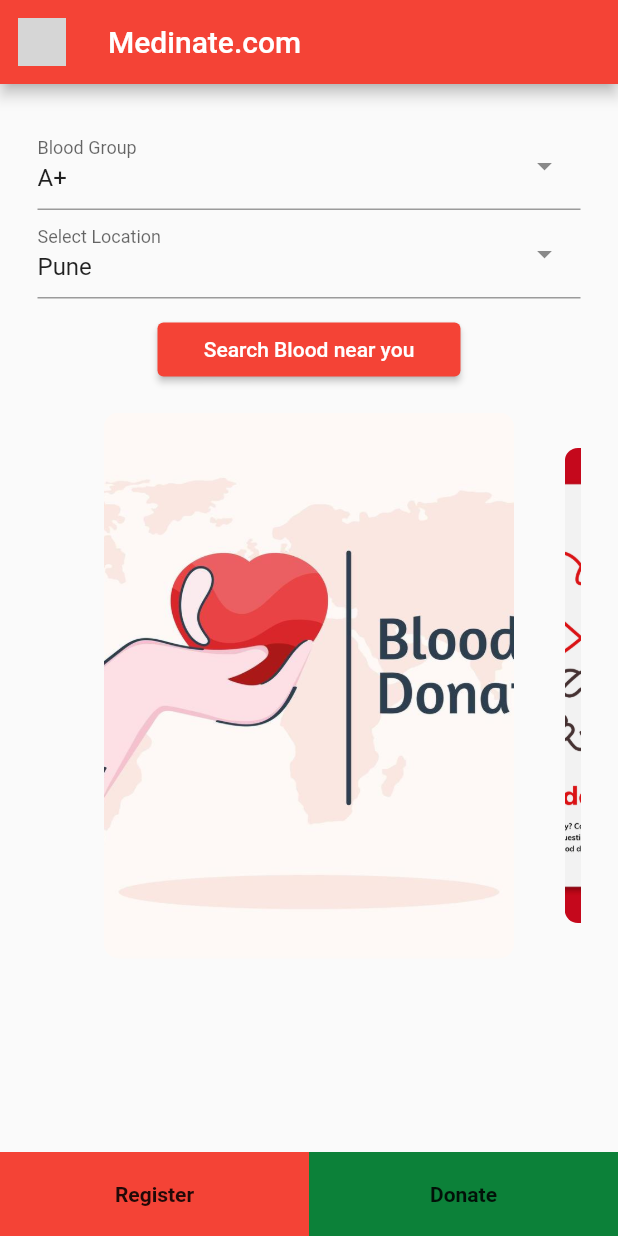
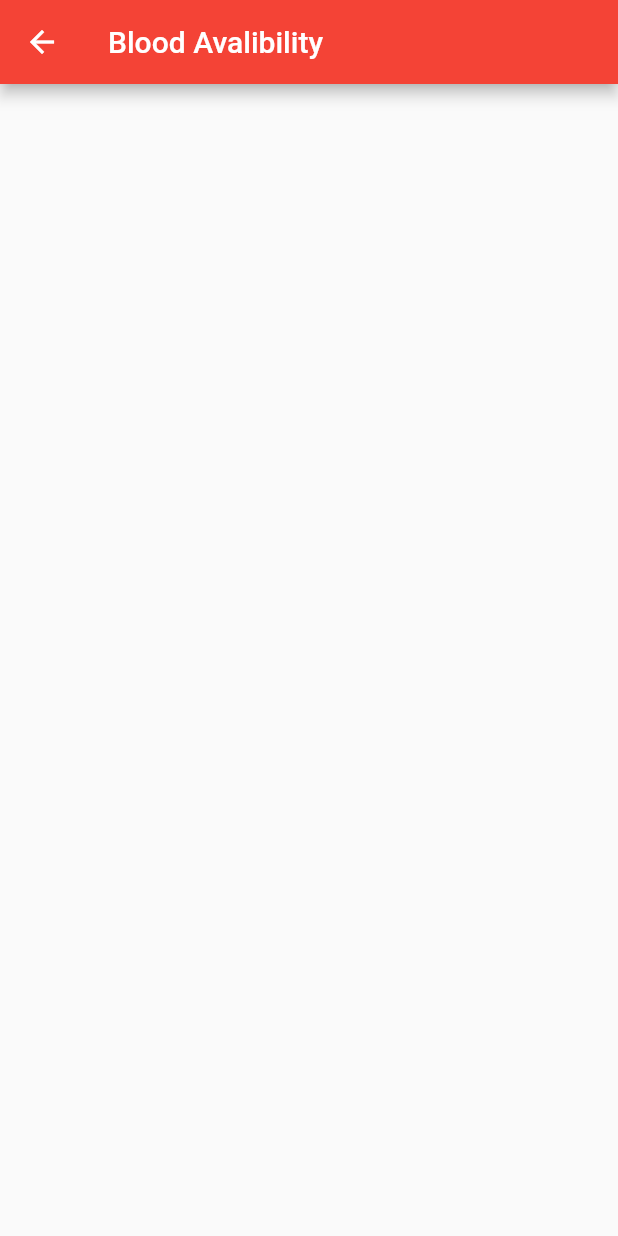
Before and after one commit to imhemantchaubey-zz/medinate-flutter, a Flutter app: the screen it shows after launch, after a tap on "Search Blood near you", on a phone screen of 412 x 824 dp. Run offline on Flutter 3.47's test engine with Material 2 defaults, Android fonts, the phone set to English and light mode, and no system bars; drawn by our look-alikes of carousel_slider, dropdown_search; our stand-ins replace firebase_auth, firebase_core; accounts and stored records are empty; grey boxes are pictures that could not be loaded.

Commit message:
did some stuff

```diff
--- a/lib/pages/home_page.dart
+++ b/lib/pages/home_page.dart
@@ -2,6 +2,7 @@ import 'package:flutter/material.dart';
 import 'package:carousel_slider/carousel_slider.dart';
 import 'package:dropdown_search/dropdown_search.dart';
 import 'package:medinate/pages/registration_page.dart';
+import 'package:medinate/pages/search.dart';
 class HomePage extends StatefulWidget {
   const HomePage({super.key});
 
@@ -91,7 +92,7 @@ class _HomePageState extends State<HomePage> {
                 disabledForegroundColor: Colors.red,
               ),
               onPressed: () {
-                print("hello from search button...!");
+                 _navigateToDonateScreen(context);
               },
               child: const Text('Search Blood near you'),
             ),
@@ -172,7 +173,7 @@ class _HomePageState extends State<HomePage> {
               color: Color.fromARGB(255, 12, 129, 57),
               child: InkWell(
                 onTap: () {
-                  print('hello from the donate button on home screen');
+                 ;
                 },
                 child: const SizedBox(
                   height: kToolbarHeight,
@@ -196,3 +197,6 @@ class _HomePageState extends State<HomePage> {
 void _navigateToNextScreen(BuildContext context) {
     Navigator.of(context).push(MaterialPageRoute(builder: (context) => TabBarDemo()));
   }
+void _navigateToDonateScreen(BuildContext context) {
+    Navigator.of(context).push(MaterialPageRoute(builder: (context) => SearchBox()));
+  }
--- a/lib/pages/search.dart
+++ b/lib/pages/search.dart
@@ -0,0 +1,32 @@
+import 'package:flutter/src/widgets/framework.dart';
+import 'package:flutter/src/widgets/container.dart';
+import 'package:medinate/pages/home_page.dart';
+import 'package:medinate/pages/organization_registration_page.dart';
+import 'package:flutter/material.dart';
+class SearchBox extends StatefulWidget {
+  const SearchBox({super.key});
+
+  @override
+  State<SearchBox> createState() => _SearchBoxState();
+}
+
+class _SearchBoxState extends State<SearchBox> {
+  @override
+  Widget build(BuildContext context) {
+    return Scaffold(
+      appBar: AppBar(
+          title: const Text("Blood Avalibility"),
+          leading: new IconButton(
+            icon: new Icon(Icons.arrow_back),
+            onPressed: (){
+              _navigateToHomeScreen(context);
+            },
+          )
+          )
+    );
+
+}
+}
+void _navigateToHomeScreen(BuildContext context) {
+    Navigator.of(context).push(MaterialPageRoute(builder: (context) => HomePage()));
+  }
```
